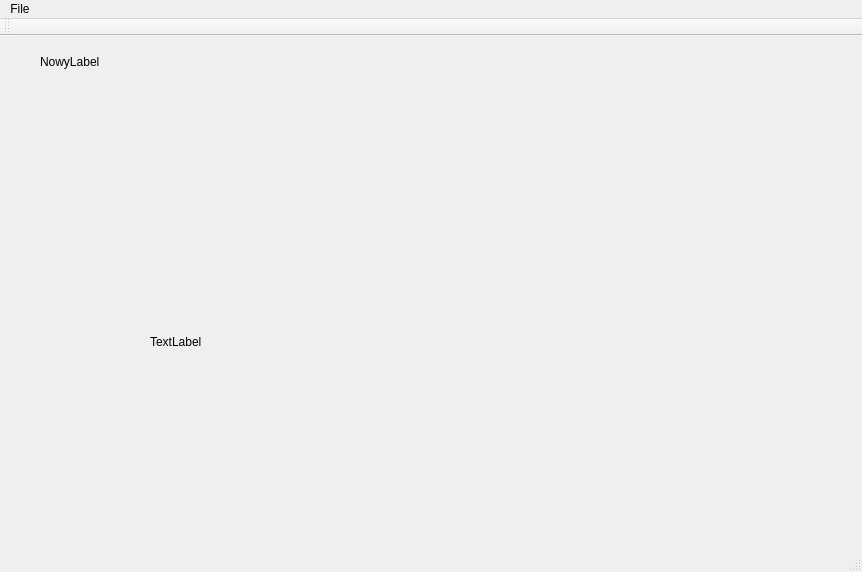
Above: mainwindow.ui from madamskip1/MiniPhotoshop before the change. Below: the same form after it.
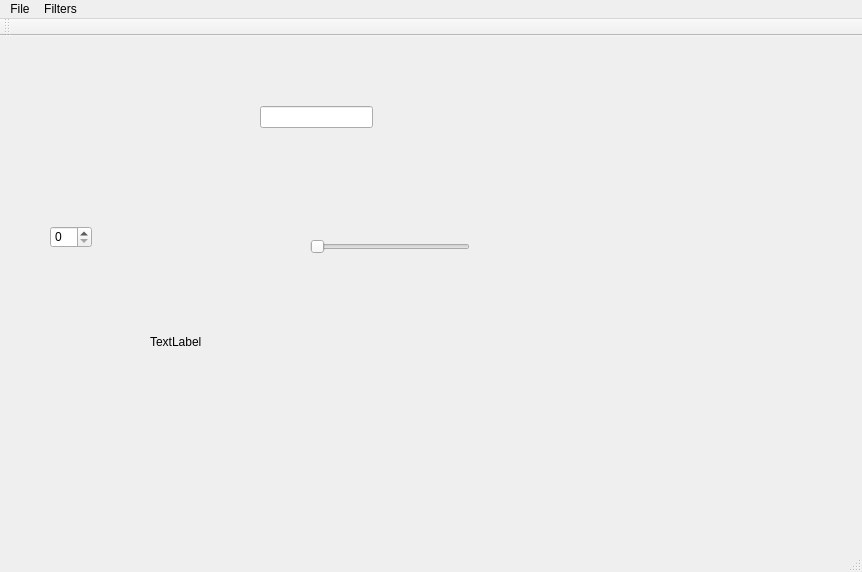
That is the form after the change.

Commit message:
Added main Filter class and first filter (blur)
Added: filter.h filter.cpp
	filter_blur.h filter_blur.cpp

filter.x - is main filter class with modal window
filter_blur.x is implementation of blur filter

Diff of the .ui file:
```diff
--- a/mainwindow.ui
+++ b/mainwindow.ui
@@ -14,19 +14,6 @@
    <string>MainWindow</string>
   </property>
   <widget class="QWidget" name="centralWidget">
-   <widget class="QLabel" name="showFileName">
-    <property name="geometry">
-     <rect>
-      <x>40</x>
-      <y>0</y>
-      <width>121</width>
-      <height>51</height>
-     </rect>
-    </property>
-    <property name="text">
-     <string>NowyLabel</string>
-    </property>
-   </widget>
    <widget class="QLabel" name="display_image">
     <property name="geometry">
      <rect>
@@ -40,6 +27,39 @@
      <string>TextLabel</string>
     </property>
    </widget>
+   <widget class="QSlider" name="horizontalSlider">
+    <property name="geometry">
+     <rect>
+      <x>310</x>
+      <y>200</y>
+      <width>160</width>
+      <height>22</height>
+     </rect>
+    </property>
+    <property name="orientation">
+     <enum>Qt::Horizontal</enum>
+    </property>
+   </widget>
+   <widget class="QLineEdit" name="lineEdit">
+    <property name="geometry">
+     <rect>
+      <x>260</x>
+      <y>70</y>
+      <width>113</width>
+      <height>22</height>
+     </rect>
+    </property>
+   </widget>
+   <widget class="QSpinBox" name="spinBox">
+    <property name="geometry">
+     <rect>
+      <x>50</x>
+      <y>190</y>
+      <width>42</width>
+      <height>22</height>
+     </rect>
+    </property>
+   </widget>
   </widget>
   <widget class="QMenuBar" name="menuBar">
    <property name="geometry">
@@ -57,7 +77,14 @@
     <addaction name="actionOpen_file"/>
     <addaction name="actionSave_as"/>
    </widget>
+   <widget class="QMenu" name="menuFilters">
+    <property name="title">
+     <string>Filters</string>
+    </property>
+    <addaction name="actionBlur"/>
+   </widget>
    <addaction name="menuFile"/>
+   <addaction name="menuFilters"/>
   </widget>
   <widget class="QToolBar" name="mainToolBar">
    <attribute name="toolBarArea">
```
Left out of the diff: 5 changed lines with no effect on the pictures. The commit also changes 10 other files.
